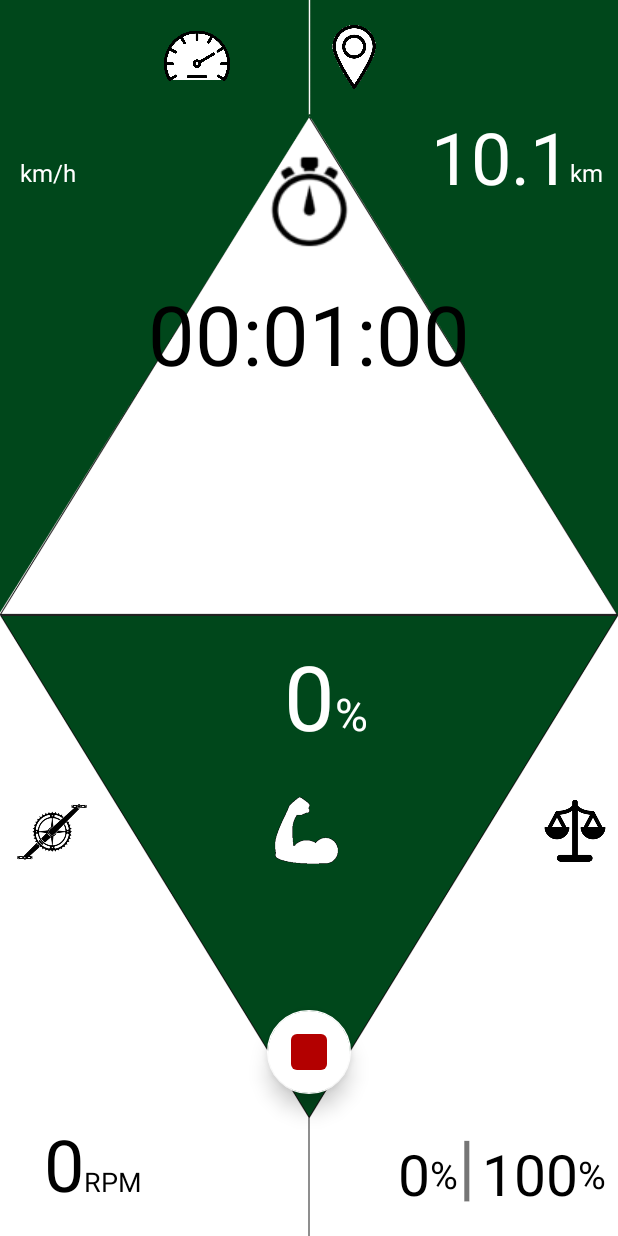
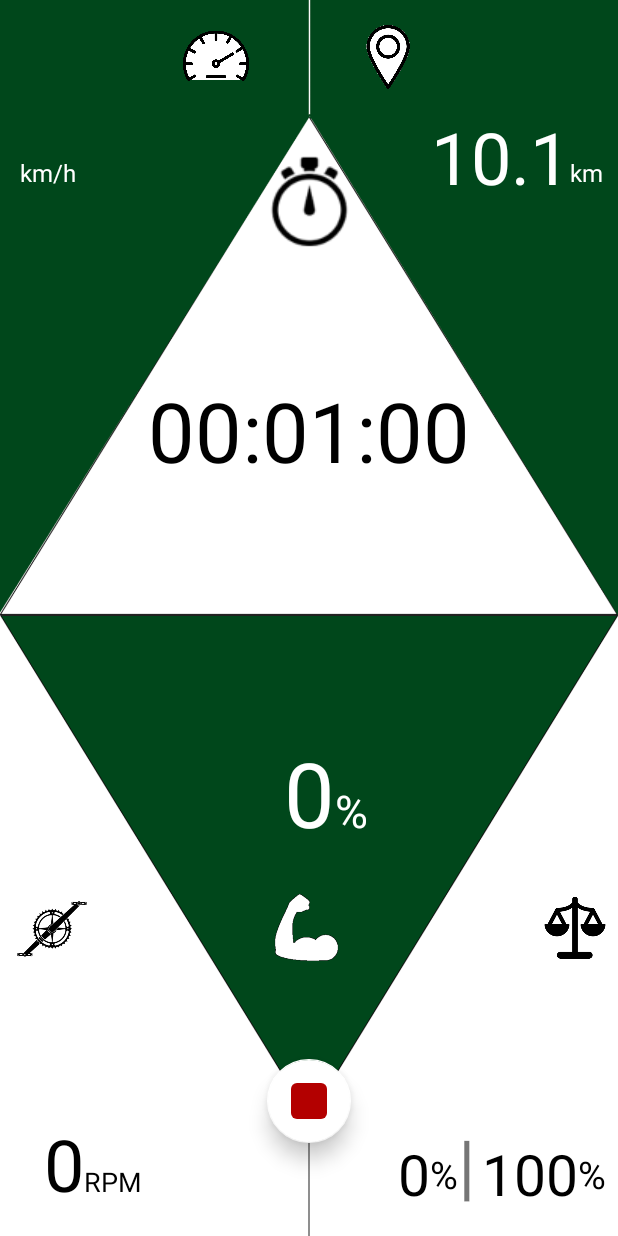
Before and after one commit to TheMikeL/musclebike, an Android app: the fragment RideFragment shown on its own in the app's theme, on a phone screen of 412 x 824 dp. Run offline under Robolectric (Android 15) with nearby library versions, the phone set to English and light mode, and no system bars; our stand-ins replace Firebase (no records; nobody signed in at launch, a user with empty details on screens opened directly), Room's generated code; libraries missing offline, so code that uses them is left out: com.facebook.stetho; 5 statements that could not run were skipped.

Commit message:
Auto stash before merge of "master" and "origin/master"

```diff
--- a/app/src/main/java/me/jonahchin/musclebike/Fragments/HistoryListFragment.java
+++ b/app/src/main/java/me/jonahchin/musclebike/Fragments/HistoryListFragment.java
@@ -60,7 +60,7 @@ public class HistoryListFragment extends Fragment {
         mHistoryAdapter.setClickListener(new HistoryListAdapter.onItemClickListener() {
             @Override
             public void onItemClick(View view, int position) {
-                mCallbacks.onListItemClick(mRideList.get(position));
+                mCallbacks.onListItemClick(mRideList.get(position), true);
             }
         });
 
--- a/app/src/main/java/me/jonahchin/musclebike/Fragments/RideFragment.java
+++ b/app/src/main/java/me/jonahchin/musclebike/Fragments/RideFragment.java
@@ -145,7 +145,7 @@ public class RideFragment extends Fragment {
                 mPyRef.setValue(false);
                 handler.removeCallbacksAndMessages(runnable);
                 ((MainActivity) getActivity()).mBottomNav.setVisibility(View.VISIBLE);
-                mCallbacks.onListItemClick(mCurrentRide);
+                mCallbacks.onListItemClick(mCurrentRide, false);
 
             }
         });
--- a/app/src/main/java/me/jonahchin/musclebike/Interfaces/HistoryListCallbacks.java
+++ b/app/src/main/java/me/jonahchin/musclebike/Interfaces/HistoryListCallbacks.java
@@ -7,5 +7,5 @@ import me.jonahchin.musclebike.Entities.Ride;
  */
 
 public interface HistoryListCallbacks {
-    void onListItemClick(Ride ride);
+    void onListItemClick(Ride ride, boolean backStack);
 }
--- a/app/src/main/res/layout/fragment_ride.xml
+++ b/app/src/main/res/layout/fragment_ride.xml
@@ -307,13 +307,13 @@
         android:layout_width="wrap_content"
         android:layout_height="wrap_content"
         android:orientation="horizontal"
-        app:layout_constraintGuide_begin="283dp" />
+        app:layout_constraintGuide_percent=".5"/>
 
     <android.support.constraint.Guideline
         android:id="@+id/guideline3"
         android:layout_width="wrap_content"
         android:layout_height="wrap_content"
         android:orientation="vertical"
-        app:layout_constraintGuide_begin="180dp" />
+        app:layout_constraintGuide_percent=".5"/>
 
 </android.support.constraint.ConstraintLayout>
```
Also changed, not shown: app/src/main/java/me/jonahchin/musclebike/MainActivity.java (+14 -6 lines).
